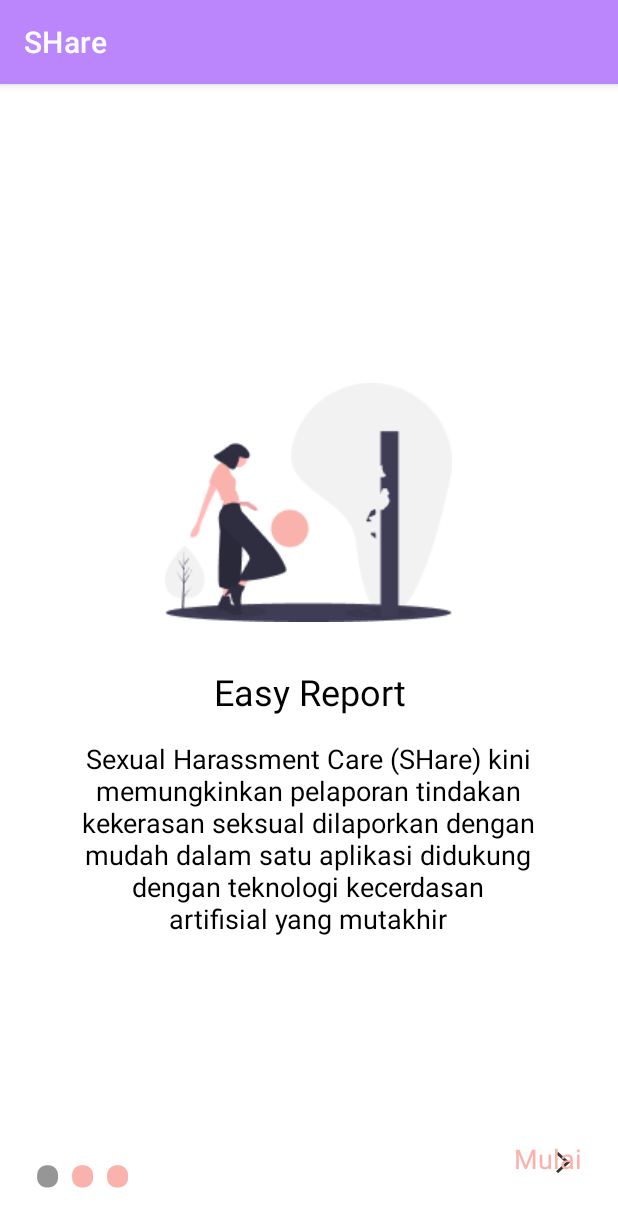
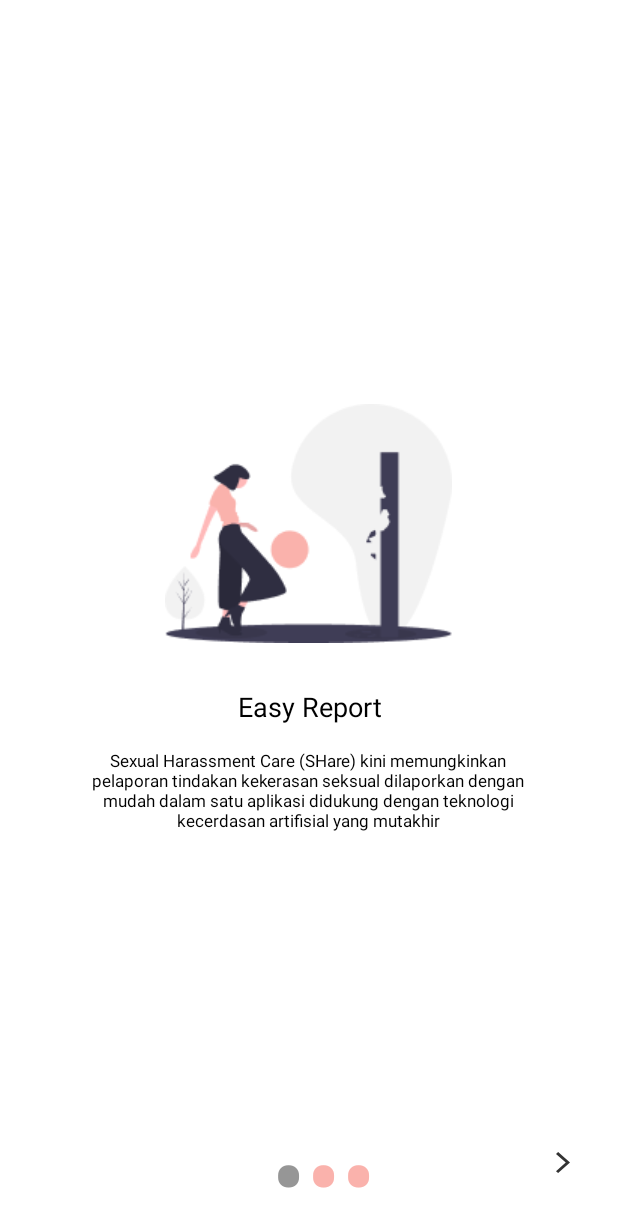
Before and after one commit to SHare-Bangkit-Capstone/SHare, an Android app: the screen it shows after launch (OnboardingActivity), on a phone screen of 412 x 824 dp. Shown: the top 1227 px of the screen. Run offline under Robolectric (Android 15) with nearby library versions, the phone set to English and light mode, and no system bars.

Commit message:
Fix onboarding

```diff
--- a/front-end/app/src/main/java/com/rechit/share/ui/auth/RegisterActivity.kt
+++ b/front-end/app/src/main/java/com/rechit/share/ui/auth/RegisterActivity.kt
@@ -36,7 +36,6 @@ class RegisterActivity : AppCompatActivity() {
             val age = binding.ageEditText.text.toString()
             val email = binding.emailEditText.text.toString()
             val password = binding.passwordEditText.text.toString()
-            Log.d("tes", "Masukah daftar $email dan $password serta $name")
             signUp(name, phone_number, age, email, password)
         }
     }
--- a/front-end/app/src/main/java/com/rechit/share/ui/notification/NotificationFragment.kt
+++ b/front-end/app/src/main/java/com/rechit/share/ui/notification/NotificationFragment.kt
@@ -1,11 +1,10 @@
 package com.rechit.share.ui.notification
 
 import android.os.Bundle
-import androidx.fragment.app.Fragment
 import android.view.LayoutInflater
 import android.view.View
 import android.view.ViewGroup
-import androidx.lifecycle.ViewModelProvider
+import androidx.fragment.app.Fragment
 import com.rechit.share.databinding.FragmentNotificationBinding
 
 class NotificationFragment : Fragment() {
--- a/front-end/app/src/main/java/com/rechit/share/ui/onboarding/OnboardingActivity.kt
+++ b/front-end/app/src/main/java/com/rechit/share/ui/onboarding/OnboardingActivity.kt
@@ -29,23 +29,28 @@ class OnboardingActivity : AppCompatActivity() {
     private lateinit var customViewPagerAdapter: CustomViewPagerAdapter
     private lateinit var layouts: IntArray
 
+    private var viewPagerPageChangeListener: OnPageChangeListener = object : OnPageChangeListener {
+        override fun onPageSelected(position: Int) {
+            addBottomDots(position)
+            if (position == layouts.size - 1) {
+                binding.btnNext.visibility = View.INVISIBLE
+                binding.btnStart.visibility = View.VISIBLE
+            } else {
+                binding.btnNext.visibility = View.VISIBLE
+                binding.btnStart.visibility = View.INVISIBLE
+            }
+        }
+
+        override fun onPageScrolled(arg0: Int, arg1: Float, arg2: Int) {}
+        override fun onPageScrollStateChanged(arg0: Int) {}
+    }
+
     override fun onCreate(savedInstanceState: Bundle?) {
         super.onCreate(savedInstanceState)
+        supportActionBar?.hide()
 
         val pref = UserPreference.getInstance(dataStore)
         val mainViewModel = ViewModelProvider(this, ViewModelFactory(pref))[MainViewModel::class.java]
-
-//        mainViewModel.isFirstTimeLaunch().observe(this,
-//            { isFirstTimeLaunch: Boolean ->
-//                if (isFirstTimeLaunch) {
-//                    AppCompatDelegate.setDefaultNightMode(AppCompatDelegate.MODE_NIGHT_YES)
-//                    switchTheme.isChecked = true
-//                } else {
-//                    AppCompatDelegate.setDefaultNightMode(AppCompatDelegate.MODE_NIGHT_NO)
-//                    switchTheme.isChecked = false
-//                }
-//            })
-
 
         mainViewModel.isFirstTimeLaunch().observe(this
         ) { isFirstTimeLaunch: Boolean ->
@@ -57,37 +62,28 @@ class OnboardingActivity : AppCompatActivity() {
                 setContentView(binding.root)
             }
         }
-
         binding = ActivityOnboardingBinding.inflate(layoutInflater)
-        setupView()
-        setupAction(mainViewModel)
-    }
-
-    private fun setupView() {
         layouts = intArrayOf(
             com.rechit.share.R.layout.fragment_onboarding1,
             com.rechit.share.R.layout.fragment_onboarding2,
             com.rechit.share.R.layout.fragment_onboarding3
         )
         customViewPagerAdapter = CustomViewPagerAdapter(layouts, this)
+        addBottomDots(0);
         binding.viewPager.adapter = customViewPagerAdapter
         binding.viewPager.addOnPageChangeListener(viewPagerPageChangeListener)
-        addBottomDots(0);
-    }
-
-    private fun setupAction(mainViewModel: MainViewModel) {
         binding.btnStart.setOnClickListener {
             mainViewModel.setFirstTimeLaunch(false)
             startActivity(Intent(this, LoginActivity::class.java))
             finish()
         }
         binding.btnNext.setOnClickListener {
-            mainViewModel.setFirstTimeLaunch(false)
             val current: Int = binding.viewPager.currentItem + 1
             if (current < layouts.size) {
                 // move to next screen
-                binding.viewPager.setCurrentItem(current)
+                binding.viewPager.currentItem = current
             } else {
+                mainViewModel.setFirstTimeLaunch(false)
                 startActivity(Intent(this, LoginActivity::class.java))
                 finish()
             }
@@ -110,27 +106,8 @@ class OnboardingActivity : AppCompatActivity() {
             binding.layoutDots.addView(dots[i])
         }
 
-        if (dots.size > 0) dots[currentPage]!!.setTextColor(colorsActive[currentPage])
+        if (dots.isNotEmpty()) dots[currentPage]!!.setTextColor(colorsActive[currentPage])
 
     }
 
-    var viewPagerPageChangeListener: OnPageChangeListener = object : OnPageChangeListener {
-        override fun onPageSelected(position: Int) {
-            addBottomDots(position)
-            // mengubah button lanjut 'NEXT' / 'GOT IT'
-            if (position == layouts.size - 1) {
-                // last page. make button text to GOT IT
-                binding.btnNext.setVisibility(View.INVISIBLE)
-                binding.btnStart.setVisibility(View.VISIBLE)
-            } else {
-                // still pages are left
-                binding.btnNext.setVisibility(View.VISIBLE)
-                binding.btnStart.setVisibility(View.INVISIBLE)
-            }
-        }
-
-        override fun onPageScrolled(arg0: Int, arg1: Float, arg2: Int) {}
-        override fun onPageScrollStateChanged(arg0: Int) {}
-    }
-
 }
--- a/front-end/app/src/main/res/layout/activity_onboarding.xml
+++ b/front-end/app/src/main/res/layout/activity_onboarding.xml
@@ -16,8 +16,9 @@
         android:layout_width="match_parent"
         android:layout_height="70dp"
         android:layout_alignParentBottom="true"
-        android:layout_marginLeft="20dp"
+        android:layout_marginStart="20dp"
         android:layout_marginBottom="18dp"
+        android:gravity="center"
         android:orientation="horizontal" />
 
     <ImageView
@@ -26,7 +27,7 @@
         android:layout_height="wrap_content"
         android:layout_alignTop="@+id/layoutDots"
         android:layout_margin = "32dp"
-        android:layout_alignParentRight="true"
+        android:layout_alignParentEnd="true"
         android:src="@drawable/ic_outline_next"
         android:background="@null"
         android:clickable="true"
@@ -38,11 +39,12 @@
         android:layout_width="wrap_content"
         android:layout_height="wrap_content"
         android:layout_alignTop="@+id/layoutDots"
-        android:layout_alignParentRight="true"
+        android:layout_alignParentEnd="true"
+        android:visibility="invisible"
         android:layout_margin = "24dp"
         android:background="@null"
         android:clickable="true"
-        android:text="Mulai"
+        android:text="@string/btn_onboarding_start"
         android:textColor="@color/black"
         android:textSize="18sp" />
 
--- a/front-end/app/src/main/res/layout/fragment_onboarding1.xml
+++ b/front-end/app/src/main/res/layout/fragment_onboarding1.xml
@@ -22,7 +22,7 @@
         android:gravity="center"
         android:text="@string/title_onboarding_1"
         android:textColor="@color/black"
-        android:textSize="24sp"
+        android:textSize="18sp"
         android:layout_below="@+id/onboard_satu"
         android:layout_marginTop="30dp"
         android:layout_marginBottom="16dp"/>
@@ -34,7 +34,7 @@
         android:gravity="center"
         android:layout_below="@+id/txt_judul"
         android:text="@string/detail_onboarding_1"
-        android:textSize="18sp"
+        android:textSize="11sp"
         android:textColor="@color/black"/>
 
 </RelativeLayout>
--- a/front-end/app/src/main/res/layout/fragment_onboarding2.xml
+++ b/front-end/app/src/main/res/layout/fragment_onboarding2.xml
@@ -22,7 +22,7 @@
         android:gravity="center"
         android:text="@string/title_onboarding_2"
         android:textColor="@color/black"
-        android:textSize="24sp"
+        android:textSize="18sp"
         android:layout_below="@+id/onboard_satu"
         android:layout_marginTop="30dp"
         android:layout_marginBottom="16dp"/>
@@ -34,7 +34,7 @@
         android:gravity="center"
         android:layout_below="@+id/txt_judul"
         android:text="@string/detail_onboarding_2"
-        android:textSize="18sp"
+        android:textSize="11sp"
         android:textColor="@color/black"/>
 
 </RelativeLayout>
--- a/front-end/app/src/main/res/layout/fragment_onboarding3.xml
+++ b/front-end/app/src/main/res/layout/fragment_onboarding3.xml
@@ -22,7 +22,7 @@
         android:gravity="center"
         android:text="@string/title_onboarding_3"
         android:textColor="@color/black"
-        android:textSize="24sp"
+        android:textSize="18sp"
         android:layout_below="@+id/onboard_satu"
         android:layout_marginTop="30dp"
         android:layout_marginBottom="16dp"/>
@@ -34,7 +34,7 @@
         android:gravity="center"
         android:layout_below="@+id/txt_judul"
         android:text="@string/detail_onboarding_3"
-        android:textSize="18sp"
+        android:textSize="11sp"
         android:textColor="@color/black"/>
 
 </RelativeLayout>
--- a/front-end/app/src/main/res/values/strings.xml
+++ b/front-end/app/src/main/res/values/strings.xml
@@ -85,6 +85,7 @@
     <string name="age">Umur</string>
     <string name="sharebot_guide">Pilihlah opsi jawaban yang telah disediakan dari pertanyaan yang diajukan oleh Chatbot agar selanjutnya kami akan menghubungkan anda ke psikolog yang sesuai.
 Setelah itu, anda bisa melakukan konsultasi lebih lanjut terkait masalah yang anda alami, terakhir kami akan melakukan validasi aduan anda berdasarkan pasal yang tertera dalam UU TPKS</string>
+    <string name="btn_onboarding_start">Mulai</string>
 
 
 </resources>
```
Also changed, not shown: front-end/app/src/main/java/com/rechit/share/ui/auth/LoginActivity.kt (+2 -9 lines), front-end/app/src/main/java/com/rechit/share/ui/onboarding/Onboarding1Fragment.kt (+0 -42 lines), front-end/app/src/main/java/com/rechit/share/ui/onboarding/Onboarding2Fragment.kt (+1 -38 lines), front-end/app/src/main/java/com/rechit/share/ui/onboarding/Onboarding3Fragment.kt (+0 -38 lines), front-end/app/src/main/res/layout/fragment_onboarding_1.xml (deleted, +0 -42 lines), front-end/app/src/main/res/layout/fragment_onboarding_2.xml (deleted, +0 -14 lines), front-end/app/src/main/res/layout/fragment_onboarding_3.xml (deleted, +0 -14 lines).
